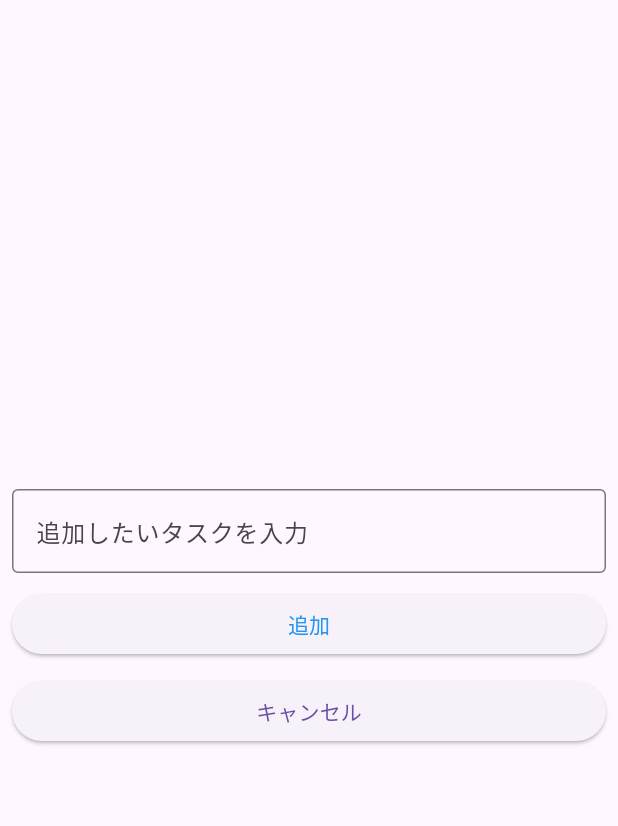
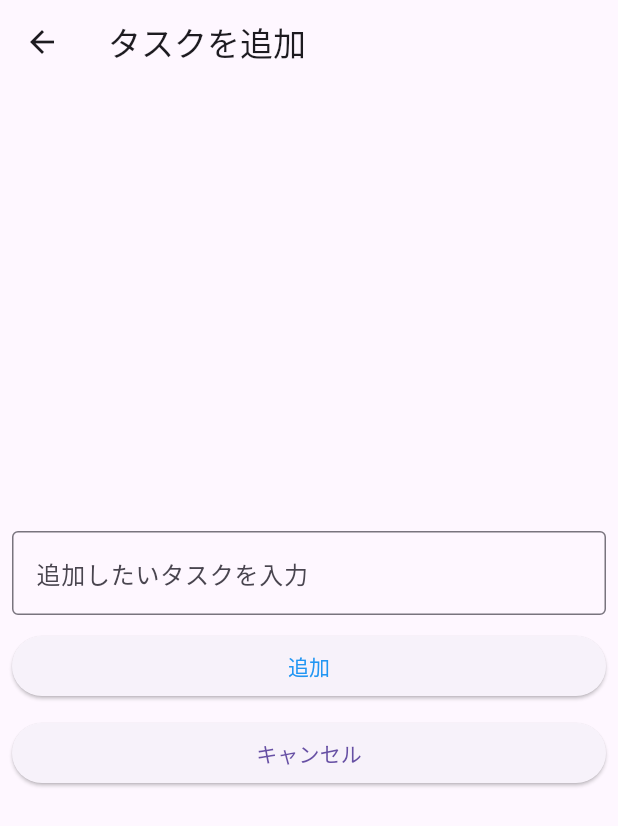
Before and after one commit to k-0107/flutter_todo_app, a Flutter app: the TodoAddPage screen opened directly, on a phone screen of 412 x 824 dp. Shown: the top 826 px of the screen. Run offline on Flutter 3.47's test engine with Material 3 defaults, Android fonts, the phone set to English and light mode, and no system bars.

Commit message:
編集機能追加

```diff
--- a/lib/main.dart
+++ b/lib/main.dart
@@ -63,6 +63,23 @@ class _TodoListPage extends State<TodoListPage> {
             },
             child: Card(
               child: ListTile(
+                onTap: () async {
+                  final String? editedText = await Navigator.push(
+                    context,
+                    MaterialPageRoute(
+                      builder: (context) {
+                        return TodoAddPage(
+                          initialText: todoList[index],
+                        );
+                      },
+                    ),
+                  );
+                  if (editedText != null) {
+                    setState(() {
+                      todoList[index] = editedText;
+                    });
+                  }
+                },
                 title: Text(todoList[index]),
               ),
             ),
@@ -104,22 +121,34 @@ class _TodoListPage extends State<TodoListPage> {
 }
 
 class TodoAddPage extends StatefulWidget {
+  final String? initialText;
+
+  TodoAddPage({this.initialText});
   @override
   _TodoAddPageState createState() => _TodoAddPageState();
 }
 
 class _TodoAddPageState extends State<TodoAddPage> {
-  String _text = '';
+  late String _text = '';
+  @override
+  void initState() {
+    super.initState();
+    _text = widget.initialText ?? ''; // 初期テキストを設定（新規追加の場合は空）
+  }
 
   @override
   Widget build(BuildContext context) {
     return Scaffold(
+      appBar: AppBar(
+        title: Text(widget.initialText == null ? 'タスクを追加' : 'タスクを編集'),
+      ),
       body: Padding(
         padding: const EdgeInsets.all(8),
         child: Column(
           mainAxisAlignment: MainAxisAlignment.center,
           children: [
             TextField(
+              controller: TextEditingController(text: _text),
               onChanged: (String value) {
                 setState(() {
                   _text = value;
```
